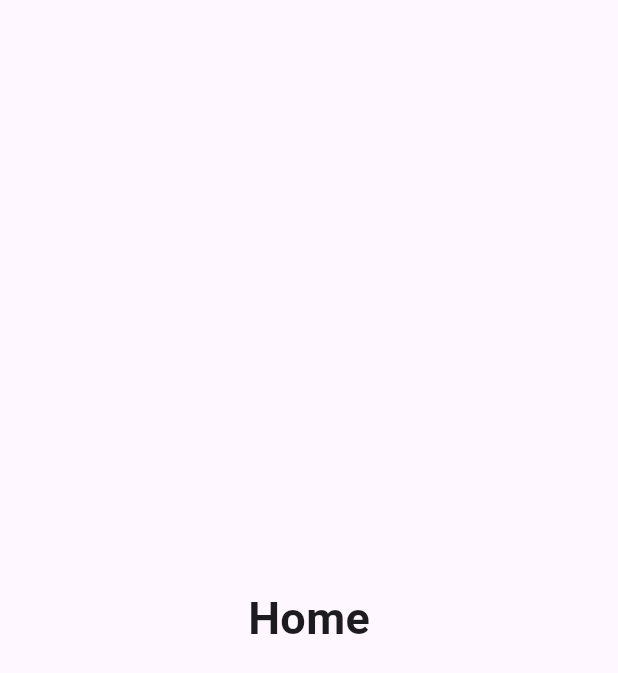
After one commit to shawkary/shop_app, a Flutter app: the HomeView screen opened directly, on a phone screen of 412 x 824 dp. The commit adds this screen. Shown: the top 673 px of the screen. Run offline on Flutter 3.47's test engine with Material 3 defaults, Android fonts, the phone set to English and light mode, and no system bars; our stand-ins replace smooth_page_indicator.

Commit message:
add home_view

```diff
--- /dev/null
+++ b/lib/features/home/presentation/views/home_view.dart
@@ -0,0 +1,15 @@
+import 'package:flutter/material.dart';
+import 'package:ibrahim_project/core/utiles/styles.dart';
+
+class HomeView extends StatelessWidget {
+  const HomeView({super.key});
+
+  @override
+  Widget build(BuildContext context) {
+    return const Scaffold(
+      body: Center(
+        child: Text('Home', style: Styles.textStyle30,),
+      ),
+    );
+  }
+}
--- a/lib/features/login/presentation/views/widgets/login_view_body.dart
+++ b/lib/features/login/presentation/views/widgets/login_view_body.dart
@@ -1,5 +1,6 @@
 import 'package:flutter/material.dart';
 import 'package:ibrahim_project/core/utiles/components.dart';
+import 'package:ibrahim_project/features/home/presentation/views/home_view.dart';
 import 'package:ibrahim_project/features/login/presentation/views/widgets/custom_button.dart';
 import 'package:ibrahim_project/features/register/presentation/views/register_view.dart';
 import 'custom_text_field.dart';
@@ -34,7 +35,7 @@ class LoginViewBody extends StatelessWidget {
                     onPressed: ()
                     {
                       if(formKey.currentState!.validate()){
-
+                        navigateTo(context, const HomeView());
                       }
                     },
                     text: 'Login',
--- a/lib/features/register/presentation/views/widgets/register_view_body.dart
+++ b/lib/features/register/presentation/views/widgets/register_view_body.dart
@@ -1,4 +1,6 @@
 import 'package:flutter/material.dart';
+import 'package:ibrahim_project/core/utiles/components.dart';
+import 'package:ibrahim_project/features/home/presentation/views/home_view.dart';
 import '../../../../login/presentation/views/widgets/custom_button.dart';
 import '../../../../login/presentation/views/widgets/custom_text_field.dart';
 
@@ -44,7 +46,7 @@ class RegisterViewBody extends StatelessWidget {
                     onPressed: ()
                     {
                       if(formKey.currentState!.validate()){
-
+                        navigateTo(context, const HomeView());
                       }
                     },
                     text: 'Register',
@@ -56,3 +58,5 @@ class RegisterViewBody extends StatelessWidget {
     );
   }
 }
+
+// todo (git commit -m "add home_view")
```
